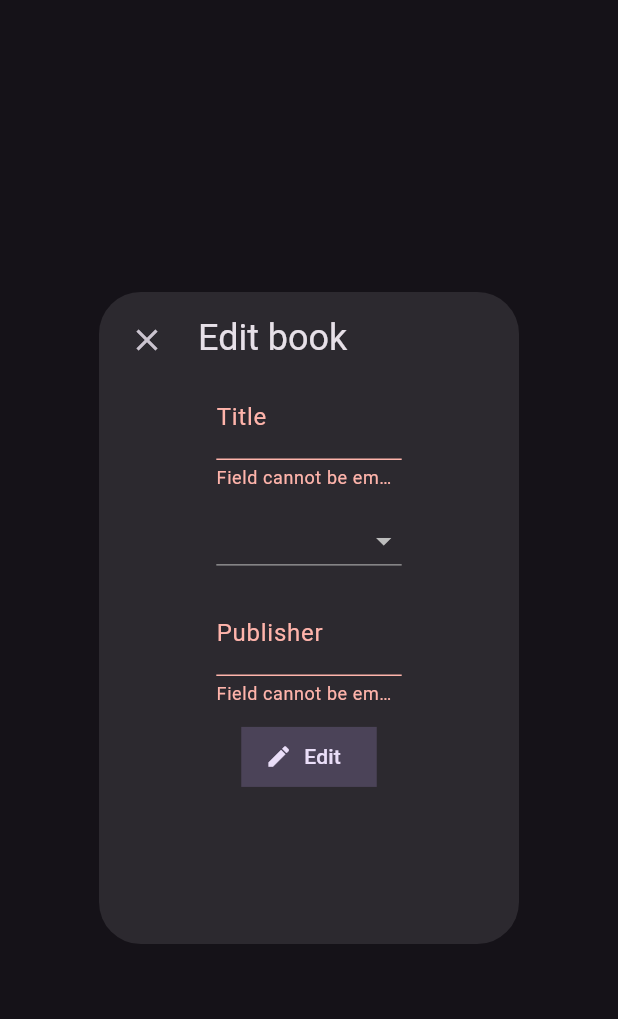
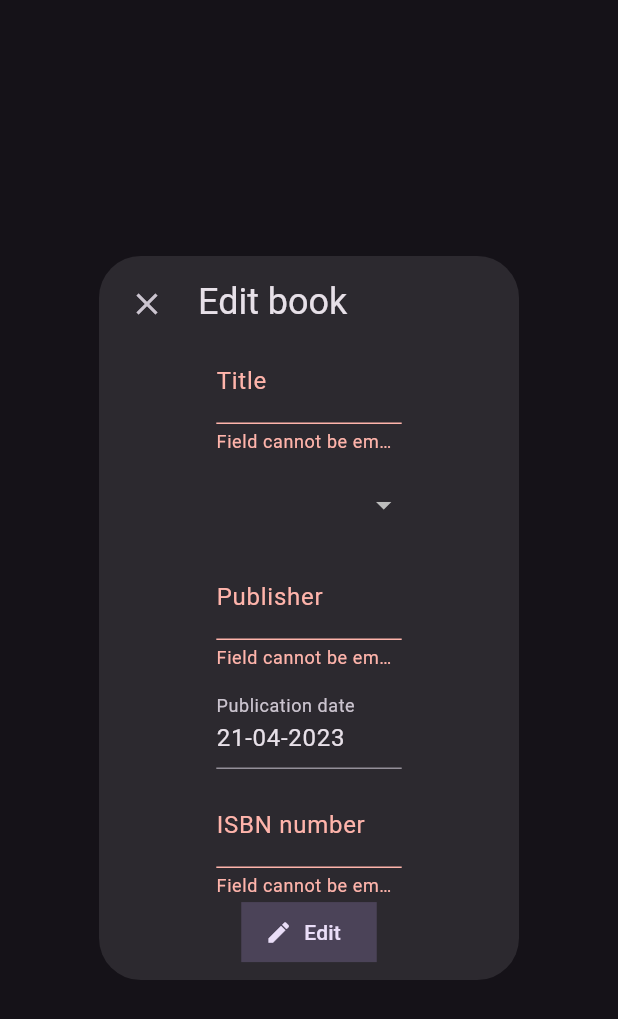
Before and after one commit to monake1479/Bookshelf, a Flutter app: the EditBookDialog widget shown alone on an empty page, opened directly with empty values, on a phone screen of 412 x 824 dp. Shown: the top 1019 px of the screen. Run offline on Flutter 3.47's test engine with Material 2 defaults, Android fonts, the light colour scheme and no system bars; drawn by our look-alikes of dropdown_button2; our stand-ins replace dartz, flutter_riverpod, freezed_annotation, sqflite, sqflite_common_ffi, table_calendar; missing offline and left inert: window_size; accounts and stored records are empty; generated files the repository leaves out were written again; project files that could hold a hidden picture were left out.

Commit message:
Unfinished implementation EditBookDialog

```diff
--- a/lib/explorer/widgets/dialogs/edit_book_dialog.dart
+++ b/lib/explorer/widgets/dialogs/edit_book_dialog.dart
@@ -1,10 +1,13 @@
 // ignore_for_file: use_build_context_synchronously
+
+import 'dart:developer';
 
 import 'package:dropdown_button2/dropdown_button2.dart';
 import 'package:flutter/material.dart';
+import 'package:flutter/services.dart';
 import 'package:flutter_riverpod/flutter_riverpod.dart';
-import 'package:ztp_projekt/authors/controllers/form/authors_form_state.dart';
-import 'package:ztp_projekt/authors/controllers/manage_authors/manage_authors_state.dart';
+import 'package:intl/intl.dart';
+import 'package:table_calendar/table_calendar.dart';
 import 'package:ztp_projekt/authors/controllers/providers.dart';
 import 'package:ztp_projekt/authors/models/author.dart';
 import 'package:ztp_projekt/books/controllers/form/book_form_state.dart';
@@ -37,6 +40,7 @@ class EditBookDialog extends StatefulWidget {
 class _EditBookDialogState extends State<EditBookDialog> {
   late TextEditingController _titleController;
   late TextEditingController _publisherController;
+  late TextEditingController _dateController;
   late TextEditingController _isbnNumberController;
   late TextEditingController _priceController;
 
@@ -44,6 +48,9 @@ class _EditBookDialogState extends State<EditBookDialog> {
   void initState() {
     _titleController = TextEditingController(text: widget.book.title);
     _publisherController = TextEditingController(text: widget.book.publisher);
+    _dateController = TextEditingController(
+      text: DateFormat('dd-MM-yyyy').format(widget.book.publicationDate),
+    );
     _isbnNumberController = TextEditingController(text: widget.book.isbnNumber);
     _priceController =
         TextEditingController(text: widget.book.price.toString());
@@ -91,7 +98,7 @@ class _EditBookDialogState extends State<EditBookDialog> {
                 SizedBox(
                   height: MediaQuery.of(context).size.height * 0.45,
                   width: MediaQuery.of(context).size.width * 0.30,
-                  child: Column(
+                  child: ListView(
                     children: [
                       Padding(
                         padding: const EdgeInsets.only(bottom: 10),
@@ -115,11 +122,27 @@ class _EditBookDialogState extends State<EditBookDialog> {
                         ),
                         child: DropdownButton2<Author>(
                           isExpanded: true,
+                          onChanged: (author) {
+                            if (author != null) {
+                              bookFormNotifier.updateAuthor(author);
+                            }
+                          },
+                          underline: const SizedBox(),
+                          buttonStyleData: ButtonStyleData(
+                            decoration: BoxDecoration(
+                              borderRadius: BorderRadius.circular(14),
+                            ),
+                          ),
+                          dropdownStyleData: DropdownStyleData(
+                            decoration: BoxDecoration(
+                              borderRadius: BorderRadius.circular(14),
+                            ),
+                          ),
                           value: bookFormState.author,
                           items: getAuthorsState.authors
                               .map(
                                 (author) => DropdownMenuItem<Author>(
-                                  onTap: () {},
+                                  value: author,
                                   child: Text(author.fullName),
                                 ),
                               )
@@ -142,6 +165,84 @@ class _EditBookDialogState extends State<EditBookDialog> {
                           },
                         ),
                       ),
+                      Padding(
+                          padding: const EdgeInsets.only(bottom: 10),
+                          child: TextFormField(
+                            readOnly: true,
+                            controller: _dateController,
+                            decoration: InputDecoration(
+                              labelText: 'Publication date',
+                              errorText: _dateController.text.isNotEmpty
+                                  ? null
+                                  : 'Field cannot be empty',
+                            ),
+                            onTap: () async {
+                              final pickedDate = await _showTableCalendar(
+                                context,
+                                bookFormState.publicationDate!,
+                              );
+                              log('result:$pickedDate');
+                              if (pickedDate != null) {
+                                bookFormNotifier
+                                    .updatePublicationDate(pickedDate);
+                                setState(() {
+                                  _dateController.text =
+                                      DateFormat('dd-MM-yyyy')
+                                          .format(pickedDate);
+                                });
+                              }
+                            },
+                          )),
+                      Padding(
+                        padding: const EdgeInsets.only(bottom: 10),
+                        child: TextFormField(
+                          controller: _isbnNumberController,
+                          decoration: InputDecoration(
+                            labelText: 'ISBN number',
+                            errorText: _isbnNumberController.text.isNotEmpty
+                                ? null
+                                : 'Field cannot be empty',
+                          ),
+                          onChanged: (isbnNumber) {
+                            bookFormNotifier.updateIsbnNumber(isbnNumber);
+                            setState(() {});
+                          },
+                        ),
+                      ),
+                      Padding(
+                        padding: const EdgeInsets.only(bottom: 10),
+                        child: TextFormField(
+                          controller: _priceController,
+                          decoration: InputDecoration(
+                            labelText: 'Price',
+                            errorText: _priceController.text.isNotEmpty
+                                ? null
+                                : 'Field cannot be empty',
+                          ),
+                          inputFormatters: [
+                            FilteringTextInputFormatter.allow(
+                              RegExp('^[0-9]+\\.?[0-9]*'),
+                            ),
+                            FilteringTextInputFormatter.deny(
+                              RegExp('[a-z]'),
+                            ),
+                            FilteringTextInputFormatter.deny(
+                              RegExp(','),
+                            )
+                          ],
+                          onChanged: (price) {
+                            if (price.isNotEmpty) {
+                              bookFormNotifier.updatePrice(double.parse(price));
+                            } else {
+                              bookFormNotifier.updatePrice(null);
+                            }
+                            setState(() {});
+                          },
+                        ),
+                      ),
+                    ],
+                  ),
+                ),
                 FilledButton.tonalIcon(
                   style: FilledButton.styleFrom(
                     shape: const RoundedRectangleBorder(),
@@ -157,12 +258,54 @@ class _EditBookDialogState extends State<EditBookDialog> {
               ],
             ),
           ),
-              ],
+        );
+      },
+    );
+  }
+
+  Future<DateTime?> _showTableCalendar(
+    BuildContext context,
+    DateTime focusedDay,
+  ) async {
+    final pickedDate = await showDialog<DateTime?>(
+      context: context,
+      builder: (context) => AlertDialog(
+        content: SizedBox(
+          height: 400,
+          width: 400,
+          child: TableCalendar(
+            locale: 'pl_PL',
+            focusedDay: focusedDay,
+            firstDay: DateTime(1950),
+            lastDay: DateTime.now(),
+            currentDay: DateTime.now(),
+            calendarStyle: const CalendarStyle(
+              selectedDecoration: BoxDecoration(
+                color: Colors.amber,
+                shape: BoxShape.circle,
+              ),
+              todayDecoration: BoxDecoration(
+                color: Colors.white,
+              ),
+              todayTextStyle: TextStyle(
+                color: Colors.green,
+              ),
+            ),
+            headerStyle: const HeaderStyle(
+              formatButtonVisible: false,
+            ),
+            onDaySelected: (selectedDay, focusedDay) {
+              Navigator.of(context).pop(selectedDay);
+            },
+
+            onFormatChanged: (_) {},
+          ),
         ),
       ),
     );
-      },
-    );
+    // TODO: Replace TableCalendar with DatePickerDialog
+    DatePickerDialog(initialDate: initialDate, firstDate: firstDate, lastDate: lastDate)
+    return pickedDate;
   }
 
   Future<void> _editOnPressed(WidgetRef ref, BuildContext context) async {
```
Lines whose indentation alone changed are shown as unchanged.
